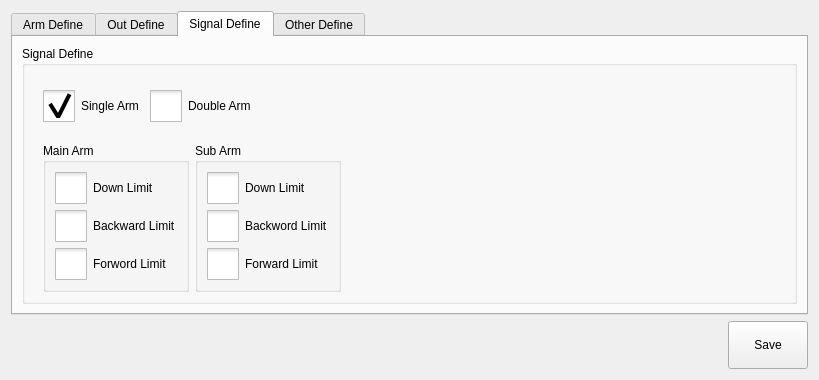
dongdong-2009/3-5AxisRobot, file hcsettings/icstructdefineframe.ui: the form before one commit.
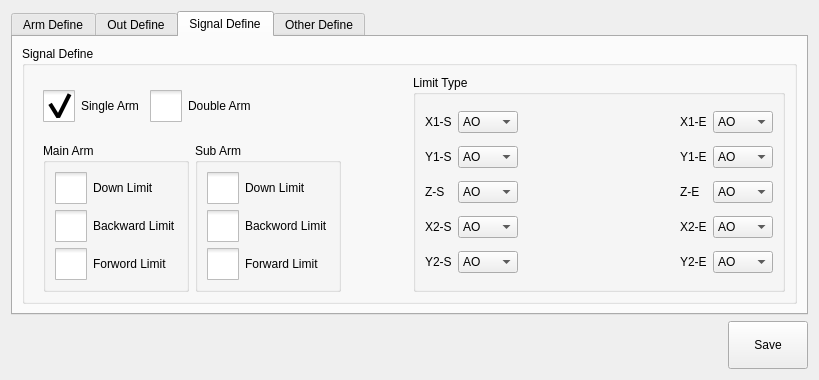
The form after the commit. The open tabs and pages were chosen to show the change. Icons and pictures are not drawn. Custom widgets are drawn as their Qt base class.

Patch:
```diff
--- a/hcsettings/icstructdefineframe.ui
+++ b/hcsettings/icstructdefineframe.ui
@@ -1539,6 +1539,8 @@
          <property name="title">
           <string>Signal Define</string>
          </property>
+         <layout class="QHBoxLayout" name="horizontalLayout_8">
+          <item>
          <layout class="QVBoxLayout" name="verticalLayout_3">
           <item>
            <widget class="QWidget" name="widget" native="true">
@@ -1847,6 +1849,300 @@
            </layout>
           </item>
          </layout>
+          </item>
+          <item>
+           <widget class="QGroupBox" name="groupBox">
+            <property name="title">
+             <string>Limit Type</string>
+            </property>
+            <layout class="QGridLayout" name="gridLayout_5">
+             <item row="3" column="1">
+              <widget class="QComboBox" name="x2SSel">
+               <property name="minimumSize">
+                <size>
+                 <width>60</width>
+                 <height>0</height>
+                </size>
+               </property>
+               <item>
+                <property name="text">
+                 <string>AO</string>
+                </property>
+               </item>
+               <item>
+                <property name="text">
+                 <string>AL</string>
+                </property>
+               </item>
+              </widget>
+             </item>
+             <item row="0" column="1">
+              <widget class="QComboBox" name="x1SSel">
+               <property name="minimumSize">
+                <size>
+                 <width>60</width>
+                 <height>0</height>
+                </size>
+               </property>
+               <item>
+                <property name="text">
+                 <string>AO</string>
+                </property>
+               </item>
+               <item>
+                <property name="text">
+                 <string>AL</string>
+                </property>
+               </item>
+              </widget>
+             </item>
+             <item row="0" column="0">
+              <widget class="QLabel" name="label_29">
+               <property name="text">
+                <string>X1-S</string>
+               </property>
+              </widget>
+             </item>
+             <item row="3" column="0">
+              <widget class="QLabel" name="label_32">
+               <property name="text">
+                <string>X2-S</string>
+               </property>
+              </widget>
+             </item>
+             <item row="3" column="3">
+              <widget class="QLabel" name="label_37">
+               <property name="text">
+                <string>X2-E</string>
+               </property>
+              </widget>
+             </item>
+             <item row="1" column="1">
+              <widget class="QComboBox" name="y1SSel">
+               <property name="minimumSize">
+                <size>
+                 <width>60</width>
+                 <height>0</height>
+                </size>
+               </property>
+               <item>
+                <property name="text">
+                 <string>AO</string>
+                </property>
+               </item>
+               <item>
+                <property name="text">
+                 <string>AL</string>
+                </property>
+               </item>
+              </widget>
+             </item>
+             <item row="4" column="3">
+              <widget class="QLabel" name="label_38">
+               <property name="text">
+                <string>Y2-E</string>
+               </property>
+              </widget>
+             </item>
+             <item row="1" column="3">
+              <widget class="QLabel" name="label_35">
+               <property name="text">
+                <string>Y1-E</string>
+               </property>
+              </widget>
+             </item>
+             <item row="0" column="2">
+              <spacer name="horizontalSpacer_6">
+               <property name="orientation">
+                <enum>Qt::Horizontal</enum>
+               </property>
+               <property name="sizeHint" stdset="0">
+                <size>
+                 <width>40</width>
+                 <height>20</height>
+                </size>
+               </property>
+              </spacer>
+             </item>
+             <item row="2" column="3">
+              <widget class="QLabel" name="label_36">
+               <property name="text">
+                <string>Z-E</string>
+               </property>
+              </widget>
+             </item>
+             <item row="2" column="1">
+              <widget class="QComboBox" name="zSSel">
+               <property name="minimumSize">
+                <size>
+                 <width>60</width>
+                 <height>0</height>
+                </size>
+               </property>
+               <item>
+                <property name="text">
+                 <string>AO</string>
+                </property>
+               </item>
+               <item>
+                <property name="text">
+                 <string>AL</string>
+                </property>
+               </item>
+              </widget>
+             </item>
+             <item row="1" column="0">
+              <widget class="QLabel" name="label_30">
+               <property name="text">
+                <string>Y1-S</string>
+               </property>
+              </widget>
+             </item>
+             <item row="2" column="0">
+              <widget class="QLabel" name="label_31">
+               <property name="text">
+                <string>Z-S</string>
+               </property>
+              </widget>
+             </item>
+             <item row="0" column="3">
+              <widget class="QLabel" name="label_34">
+               <property name="text">
+                <string>X1-E</string>
+               </property>
+              </widget>
+             </item>
+             <item row="4" column="0">
+              <widget class="QLabel" name="label_33">
+               <property name="text">
+                <string>Y2-S</string>
+               </property>
+              </widget>
+             </item>
+             <item row="4" column="1">
+              <widget class="QComboBox" name="y2SSel">
+               <property name="minimumSize">
+                <size>
+                 <width>60</width>
+                 <height>0</height>
+                </size>
+               </property>
+               <item>
+                <property name="text">
+                 <string>AO</string>
+                </property>
+               </item>
+               <item>
+                <property name="text">
+                 <string>AL</string>
+                </property>
+               </item>
+              </widget>
+             </item>
+             <item row="0" column="4">
+              <widget class="QComboBox" name="x1ESel">
+               <property name="minimumSize">
+                <size>
+                 <width>60</width>
+                 <height>0</height>
+                </size>
+               </property>
+               <item>
+                <property name="text">
+                 <string>AO</string>
+                </property>
+               </item>
+               <item>
+                <property name="text">
+                 <string>AL</string>
+                </property>
+               </item>
+              </widget>
+             </item>
+             <item row="1" column="4">
+              <widget class="QComboBox" name="y1ESel">
+               <property name="minimumSize">
+                <size>
+                 <width>60</width>
+                 <height>0</height>
+                </size>
+               </property>
+               <item>
+                <property name="text">
+                 <string>AO</string>
+                </property>
+               </item>
+               <item>
+                <property name="text">
+                 <string>AL</string>
+                </property>
+               </item>
+              </widget>
+             </item>
+             <item row="2" column="4">
+              <widget class="QComboBox" name="zESel">
+               <property name="minimumSize">
+                <size>
+                 <width>60</width>
+                 <height>0</height>
+                </size>
+               </property>
+               <item>
+                <property name="text">
+                 <string>AO</string>
+                </property>
+               </item>
+               <item>
+                <property name="text">
+                 <string>AL</string>
+                </property>
+               </item>
+              </widget>
+             </item>
+             <item row="3" column="4">
+              <widget class="QComboBox" name="x2ESel">
+               <property name="minimumSize">
+                <size>
+                 <width>60</width>
+                 <height>0</height>
+                </size>
+               </property>
+               <item>
+                <property name="text">
+                 <string>AO</string>
+                </property>
+               </item>
+               <item>
+                <property name="text">
+                 <string>AL</string>
+                </property>
+               </item>
+              </widget>
+             </item>
+             <item row="4" column="4">
+              <widget class="QComboBox" name="y2ESel">
+               <property name="minimumSize">
+                <size>
+                 <width>60</width>
+                 <height>0</height>
+                </size>
+               </property>
+               <item>
+                <property name="text">
+                 <string>AO</string>
+                </property>
+               </item>
+               <item>
+                <property name="text">
+                 <string>AL</string>
+                </property>
+               </item>
+              </widget>
+             </item>
+            </layout>
+           </widget>
+          </item>
+         </layout>
         </widget>
        </item>
       </layout>
```
Left out of the diff: 6 changed lines with no effect on the pictures. Lines whose indentation alone changed are shown as unchanged.
